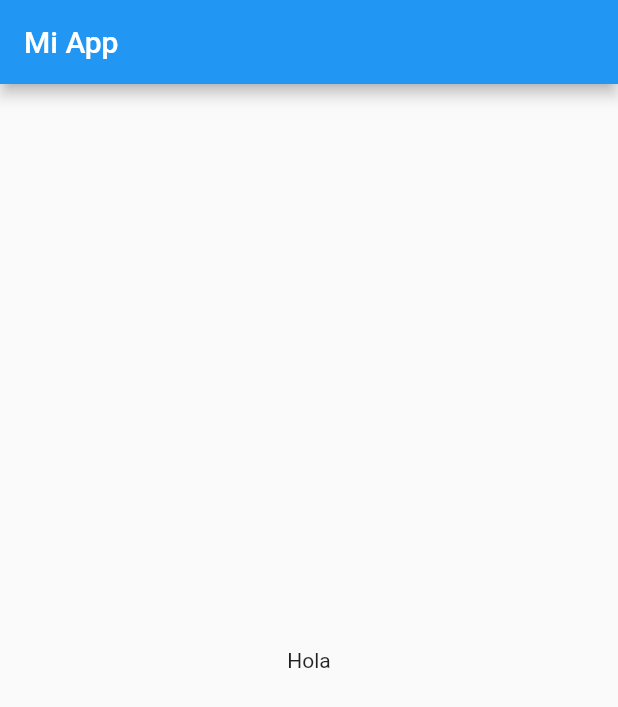
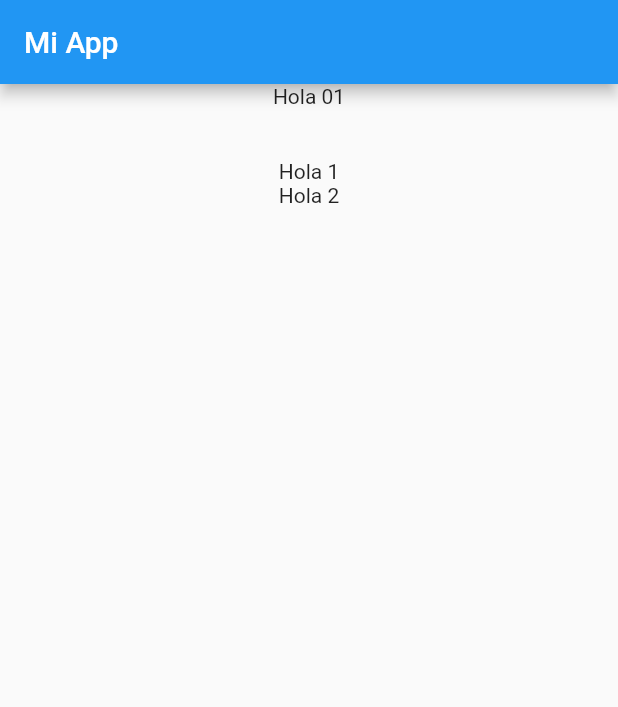
Before and after one commit to DiegoGustavoMO/ejemplo2_flutter, a Flutter app: the screen it shows after launch, on a phone screen of 412 x 824 dp. Shown: the top 707 px of the screen. Run offline on Flutter 3.47's test engine with Material 2 defaults, Android fonts, the phone set to English and light mode, and no system bars.

Commit message:
manejo de filas y columnas

```diff
--- a/lib/main.dart
+++ b/lib/main.dart
@@ -58,8 +58,57 @@ class _InicioState extends State<Inicio> {
         //no muestra todo a menos que se configure propiedad de tamaño
         //si lo que se quiere mostrar es una lista en forma de columna
         //entonces se puede usar el widget ListView
-        body: Center(
-          child: Text("Hola"),
+
+        //en esta parte usamos una widget tipo columna
+        //con el widget children para organizar mas widgets dentro
+        //con Column se pone los widgets uno sobre otro en columnas
+        //Row maneja los elementos en filas
+        body: Column(
+          //dentro de column tenemos una propiedad de alineacion que es esta:
+          // MainAxisAlignment.center para centrar
+          // MainAxisAlignment.start para colocar en la parte incial
+          // MainAxisAlignment.end para colocar en al parte final
+          // MainAxisAlignment.spaceAround rellena los espacio entre lo que se
+          //va poniendo
+          // MainAxisAlignment.spaceBetween maneja un mismo espaciado dependiendo
+          //de la cantidad de cosas que estan en pantalla
+          //MainAxisAlignment.spaceEnvenly iguala los espacios entre lo que este
+          //en pantalla
+          //mainAxisAlignment alinea las cosas apartir del eje principal del
+          //elemento
+          mainAxisAlignment: MainAxisAlignment.center,
+          //podemos configurar el tamaño asi:
+          //con MainAxisSize.min las columnas ocupan el minimo espacio
+          //con MainAxisSize.max las columnas ocuipan el maximo espacio
+          //el eje que se modifica es el y porque es una columna (vertical)
+          //con Row se modifica es el eje x porque es una fila (horizontal)
+          mainAxisSize: MainAxisSize.min,
+          //el eje horizontal es el cross
+          crossAxisAlignment: CrossAxisAlignment.center,
+          children: [
+            Container(
+              //con la propiedad width : MediaQuery.. le damos un tamaño para
+              //que se ocupe  el texto del child en este caso que ocupe todo
+              //el ancho , la columna solo centra sus hijos (children)
+              width: MediaQuery.of(context).size.width,
+              //tambien podemos modificar el alto del container mediante height
+              height: 50,
+              //para centrar un texto en especifico se usa la Propiedad
+              //textAlign: TextAlign.center se especifica el center
+              child: Text(
+                "Hola 01",
+                textAlign: TextAlign.center,
+              ),
+            ),
+            Text("Hola 1"),
+            Text("Hola 2"),
+          ],
         ));
   }
 }
+
+//el crossAxisAlignment de una fila es verticalmente
+//el mainAxisAlignment de una fila es horizontalmente
+
+//el crossAxisAlignment de una columna es horizontalmente
+//el mainAxisAlignment de una columna es verticalmente
```
